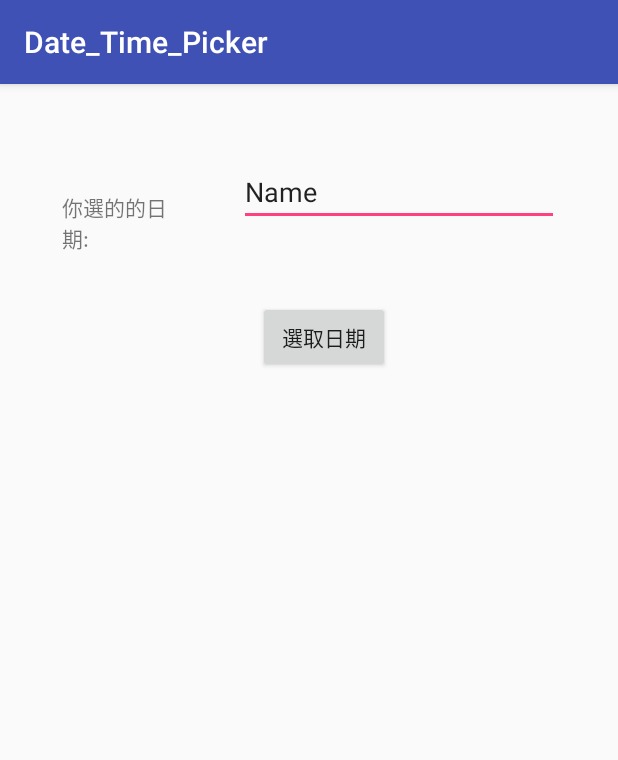
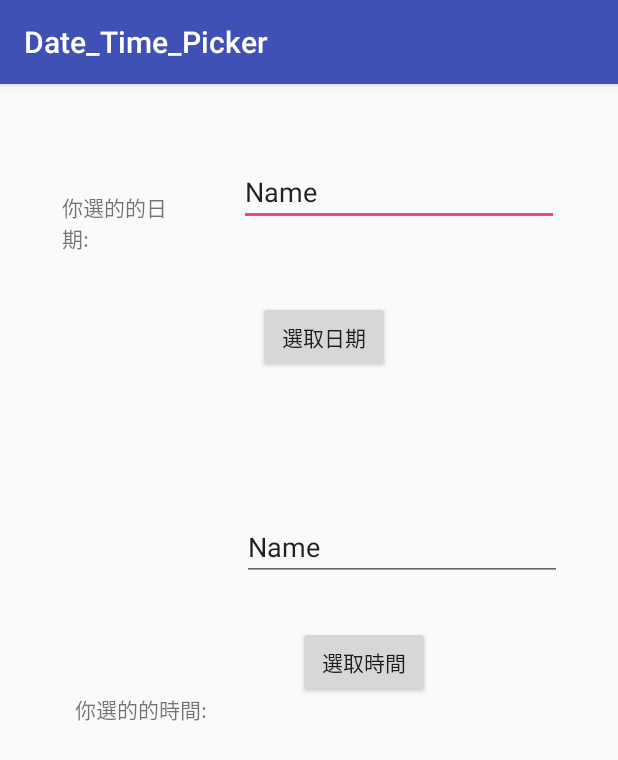
Before and after one commit to Edward83528/Android_Example9_Date_Time_Picker, an Android app: the screen it shows after launch (MainActivity), on a phone screen of 412 x 824 dp. Shown: the top 760 px of the screen. Run offline under Robolectric (Android 15) with nearby library versions, the phone set to English and light mode, and no system bars.

Commit message:
2017/4/2

```diff
--- a/app/src/main/java/com/example/u0151051/date_time_picker/MainActivity.java
+++ b/app/src/main/java/com/example/u0151051/date_time_picker/MainActivity.java
@@ -1,18 +1,20 @@
 package com.example.u0151051.date_time_picker;
 
 import android.app.DatePickerDialog;
+import android.app.TimePickerDialog;
 import android.os.Bundle;
 import android.support.v7.app.AppCompatActivity;
 import android.view.View;
 import android.widget.Button;
 import android.widget.DatePicker;
 import android.widget.EditText;
+import android.widget.TimePicker;
 
 import java.util.Calendar;
 
 public class MainActivity extends AppCompatActivity {
-    EditText et;
-    Button bt;
+    EditText et,et1;
+    Button bt,bt1;
 
     @Override
     protected void onCreate(Bundle savedInstanceState) {
@@ -23,10 +25,13 @@ public class MainActivity extends AppCompatActivity {
     void findviewid(){
         //我們只是利用EditText顯現不用輸入,所以在xml檔的EditText中加入android:editable="false"讓EditText不能打字
         et=(EditText) findViewById(R.id.editText);
+        et1=(EditText) findViewById(R.id.editText2);
         bt=(Button) findViewById(R.id.button);
-        bt.setOnClickListener(c);
+        bt1=(Button) findViewById(R.id.button2);
+        bt.setOnClickListener(c1);
+        bt1.setOnClickListener(c2);
     }
-    View.OnClickListener c=new View.OnClickListener() {
+    View.OnClickListener c1=new View.OnClickListener() {
         @Override
         public void onClick(View v) {
             // 我們用Calendar取得年月日,但Calendar是系統等級,不能用new
@@ -34,9 +39,22 @@ public class MainActivity extends AppCompatActivity {
             int y=calendar.get(Calendar.YEAR);
             int m=calendar.get(Calendar.MONTH);
             int d=calendar.get(Calendar.DATE);
+
             //日期選擇對話框DatePickerDialog(類別,監聽器,int 年,int月,int日);
             DatePickerDialog datePickerDialog=new DatePickerDialog(MainActivity.this,dateSetListener,y,m,d);
             datePickerDialog.show();
+        }
+    };
+    View.OnClickListener c2=new View.OnClickListener() {
+        @Override
+        public void onClick(View v) {
+            Calendar calendar=Calendar.getInstance();
+            int h=calendar.get(Calendar.HOUR);
+            int mm=calendar.get(Calendar.MINUTE);
+            //時間選擇對話框 TimePickerDialog(類別,監聽器,int 小時,int分鐘,是否24小時制);
+            TimePickerDialog timePickerDialog=new TimePickerDialog(MainActivity.this,timeSetListener,h,mm,false);
+            timePickerDialog.show();
+
         }
     };
     //日期選擇對話框專用監聽器
@@ -47,4 +65,11 @@ public class MainActivity extends AppCompatActivity {
             et.setText(year+"/"+(month+1)+"/"+dayOfMonth);
         }
     };
+    //時間選擇對話框專用監聽器
+    TimePickerDialog.OnTimeSetListener timeSetListener=new TimePickerDialog.OnTimeSetListener() {
+        @Override
+        public void onTimeSet(TimePicker view, int hourOfDay, int minute) {
+            et1.setText( hourOfDay+":"+minute);
+        }
+    };
 }
--- a/app/src/main/res/layout/activity_main.xml
+++ b/app/src/main/res/layout/activity_main.xml
@@ -26,7 +26,7 @@
         android:id="@+id/button"
         android:layout_width="wrap_content"
         android:layout_height="wrap_content"
-        android:text="@string/choose"
+        android:text="@string/choose1"
         android:layout_marginTop="50dp"
         app:layout_constraintTop_toBottomOf="@+id/editText"
         android:layout_marginRight="8dp"
@@ -39,7 +39,7 @@
         android:id="@+id/textView"
         android:layout_width="73dp"
         android:layout_height="40dp"
-        android:text="@string/data"
+        android:text="@string/data1"
         android:layout_marginLeft="8dp"
         app:layout_constraintLeft_toLeftOf="parent"
         app:layout_constraintTop_toTopOf="parent"
@@ -50,4 +50,44 @@
         android:layout_marginBottom="8dp"
         app:layout_constraintHorizontal_bias="0.478"
         app:layout_constraintVertical_bias="0.09" />
+
+    <TextView
+        android:id="@+id/textView2"
+        android:layout_width="103dp"
+        android:layout_height="45dp"
+        android:text="@string/data2"
+        android:layout_marginTop="8dp"
+        app:layout_constraintTop_toBottomOf="@+id/textView"
+        android:layout_marginLeft="50dp"
+        app:layout_constraintLeft_toLeftOf="parent"
+        app:layout_constraintBottom_toBottomOf="parent"
+        android:layout_marginBottom="8dp"
+        app:layout_constraintVertical_bias="0.481" />
+
+    <Button
+        android:id="@+id/button2"
+        android:layout_width="wrap_content"
+        android:layout_height="wrap_content"
+        android:text="@string/choose2"
+        app:layout_constraintLeft_toLeftOf="parent"
+        app:layout_constraintRight_toRightOf="parent"
+        android:layout_marginTop="30dp"
+        app:layout_constraintTop_toBottomOf="@+id/editText2"
+        app:layout_constraintHorizontal_bias="0.614" />
+
+    <EditText
+        android:id="@+id/editText2"
+        android:layout_width="wrap_content"
+        android:layout_height="wrap_content"
+        android:ems="10"
+        android:inputType="textPersonName"
+        android:text="Name"
+        android:editable="false"
+        app:layout_constraintLeft_toRightOf="@+id/textView2"
+        android:layout_marginLeft="8dp"
+        android:layout_marginTop="93dp"
+        app:layout_constraintTop_toBottomOf="@+id/button"
+        android:layout_marginRight="8dp"
+        app:layout_constraintRight_toRightOf="parent"
+        app:layout_constraintHorizontal_bias="0.0" />
 </android.support.constraint.ConstraintLayout>
--- a/app/src/main/res/values/strings.xml
+++ b/app/src/main/res/values/strings.xml
@@ -1,5 +1,7 @@
 <resources>
     <string name="app_name">Date_Time_Picker</string>
-    <string name="data">你選的的日期:</string>
-    <string name="choose">選取日期</string>
+    <string name="data1">你選的的日期:</string>
+    <string name="choose1">選取日期</string>
+    <string name="data2">你選的的時間:</string>
+    <string name="choose2">選取時間</string>
 </resources>
```
Also changed, not shown: 26 other files.
